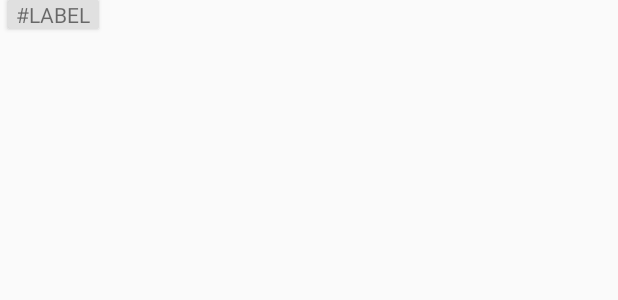
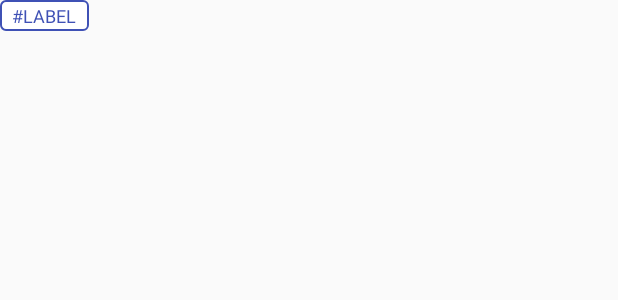
Before and after one commit to abetrosita/MyNotes, an Android app: the layout note_label_item.xml on its own in the app's theme, with its tools: preview values and no code run, on a phone screen of 412 x 824 dp. Shown: the top 300 px of the screen. Run offline under Robolectric (Android 15) with nearby library versions, the phone set to English and light mode, and no system bars.

Commit message:
Fixed label layout

```diff
--- a/app/src/main/java/com/example/abetrosita/mynotes/AppConstants.java
+++ b/app/src/main/java/com/example/abetrosita/mynotes/AppConstants.java
@@ -38,5 +38,6 @@ public class AppConstants {
 
 
     public static final String INTENT_EXTRA_ID = "note_id";
+    public static final boolean LABEL_IS_CLICKABLE = true;
 
 }
--- a/app/src/main/res/drawable/ic_note_label.xml
+++ b/app/src/main/res/drawable/ic_note_label.xml
@@ -1,7 +1,7 @@
 <vector xmlns:android="http://schemas.android.com/apk/res/android"
-        android:height="24dp"
-        android:width="24dp"
+        android:height="20dp"
+        android:width="20dp"
         android:viewportWidth="24"
         android:viewportHeight="24">
-    <path android:fillColor="@color/colorTextTertiary" android:pathData="M17.63,5.84C17.27,5.33 16.67,5 16,5H5A2,2 0 0,0 3,7V17A2,2 0 0,0 5,19H16C16.67,19 17.27,18.66 17.63,18.15L22,12L17.63,5.84Z" />
+    <path android:fillColor="@color/colorPrimary" android:pathData="M17.63,5.84C17.27,5.33 16.67,5 16,5H5A2,2 0 0,0 3,7V17A2,2 0 0,0 5,19H16C16.67,19 17.27,18.66 17.63,18.15L22,12L17.63,5.84Z" />
 </vector>
--- /dev/null
+++ b/app/src/main/res/drawable/shape_label.xml
@@ -0,0 +1,14 @@
+<?xml version="1.0" encoding="utf-8"?>
+<shape xmlns:android="http://schemas.android.com/apk/res/android"
+       android:padding="10dp"
+       android:shape="rectangle" >
+
+    <solid android:color="#FFFFFF" />
+
+    <corners android:radius="3dp" />
+
+    <stroke
+        android:width="1dp"
+        android:color="@color/colorPrimary" />
+
+</shape>
--- a/app/src/main/res/layout/note_label_item.xml
+++ b/app/src/main/res/layout/note_label_item.xml
@@ -1,12 +1,8 @@
 <?xml version="1.0" encoding="utf-8"?>
-<android.support.v7.widget.CardView
+<RelativeLayout
     xmlns:android="http://schemas.android.com/apk/res/android"
-    xmlns:tools="http://schemas.android.com/tools"
     android:layout_width="wrap_content"
-    android:layout_height="wrap_content"
-    android:layout_marginLeft="5dp"
-    android:layout_marginRight="5dp"
-    android:orientation="horizontal">
+    android:layout_height="wrap_content">
 
 
     <TextView
@@ -14,9 +10,12 @@
         android:layout_width="wrap_content"
         android:layout_height="wrap_content"
         android:layout_weight="1"
-        android:background="?attr/colorControlHighlight"
-        android:paddingLeft="5dp"
-        android:paddingRight="5dp"
+        android:background="@drawable/shape_label"
+        android:paddingLeft="8dp"
+        android:paddingRight="8dp"
+        android:paddingTop="2dp"
+        android:paddingBottom="2dp"
         android:text="#LABEL"
-        android:textColor="@color/colorTextTertiary"/>
-</android.support.v7.widget.CardView>
+        android:textColor="@color/colorPrimary"
+        android:textSize="12sp"/>
+</RelativeLayout>
--- a/app/src/main/res/values/colors.xml
+++ b/app/src/main/res/values/colors.xml
@@ -4,4 +4,5 @@
     <color name="colorPrimaryDark">#303f9f</color>
     <color name="colorAccent">#FF4081</color>
     <color name="colorTextTertiary">#8a000000</color>
+    <color name="colorLabelBorderText">#3F51B5</color>
 </resources>
```
Also changed, not shown: app/src/main/java/com/example/abetrosita/mynotes/FlowLayout.java (added, +123 -0 lines), app/src/main/java/com/example/abetrosita/mynotes/Note.java (+6 -3 lines), app/src/main/java/com/example/abetrosita/mynotes/NoteDetailActivity.java (+11 -15 lines), app/src/main/java/com/example/abetrosita/mynotes/NoteLabelListLayout.java (added, +72 -0 lines), app/src/main/java/com/example/abetrosita/mynotes/NotesAdapter.java (+9 -10 lines), app/src/main/res/layout/activity_note_detail.xml (+16 -2 lines), app/src/main/res/layout/note_list_item.xml (+50 -48 lines).
